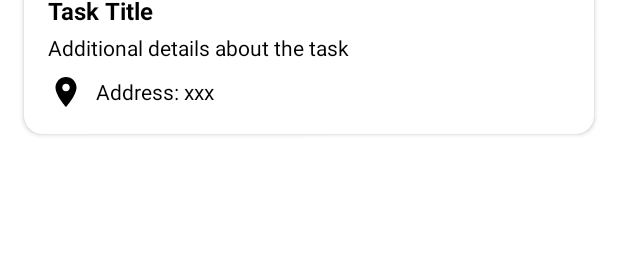
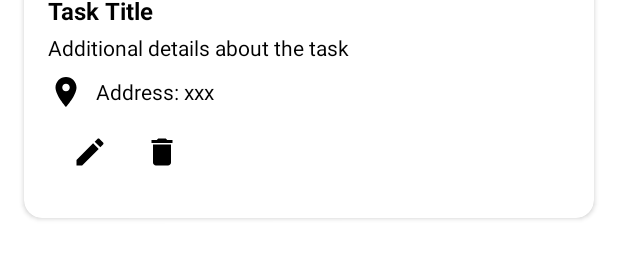
Before and after one commit to Forestocean37/Final-Project-Group-4, an Android app: the layout item_task_card.xml on its own in the app's theme, with its tools: preview values and no code run, on a phone screen of 412 x 824 dp. Shown: the part 116-375 px from the top of the screen. Run offline under Robolectric (Android 15) with nearby library versions, the light colour scheme and no system bars.

Commit message:
delete task complete

```diff
--- a/app/src/main/AndroidManifest.xml
+++ b/app/src/main/AndroidManifest.xml
@@ -4,7 +4,6 @@
 
     <uses-permission android:name="android.permission.INTERNET" />
     <uses-permission android:name="android.permission.ACCESS_NETWORK_STATE" />
-
 
     <application
         android:allowBackup="true"
@@ -16,6 +15,9 @@
         android:supportsRtl="true"
         android:theme="@style/Theme.FinalProjectGroup4"
         tools:targetApi="31">
+        <activity
+            android:name=".TaskEditActivity"
+            android:exported="false" />
         <activity
             android:name=".LoginActivity"
             android:exported="false" />
--- /dev/null
+++ b/app/src/main/res/drawable/ic_delete_rounded.xml
@@ -0,0 +1,5 @@
+<vector xmlns:android="http://schemas.android.com/apk/res/android" android:height="24dp" android:tint="#000000" android:viewportHeight="24" android:viewportWidth="24" android:width="24dp">
+
+    <path android:fillColor="@android:color/white" android:pathData="M6,19c0,1.1 0.9,2 2,2h8c1.1,0 2,-0.9 2,-2V7H6v12zM19,4h-3.5l-1,-1h-5l-1,1H5v2h14V4z"/>
+
+</vector>
--- /dev/null
+++ b/app/src/main/res/drawable/ic_edit_rounded.xml
@@ -0,0 +1,5 @@
+<vector xmlns:android="http://schemas.android.com/apk/res/android" android:height="24dp" android:tint="#000000" android:viewportHeight="24" android:viewportWidth="24" android:width="24dp">
+
+    <path android:fillColor="@android:color/white" android:pathData="M3,17.25V21h3.75L17.81,9.94l-3.75,-3.75L3,17.25zM20.71,7.04c0.39,-0.39 0.39,-1.02 0,-1.41l-2.34,-2.34c-0.39,-0.39 -1.02,-0.39 -1.41,0l-1.83,1.83 3.75,3.75 1.83,-1.83z"/>
+
+</vector>
--- a/app/src/main/res/layout/fragment_tasks.xml
+++ b/app/src/main/res/layout/fragment_tasks.xml
@@ -80,6 +80,7 @@
         android:layout_width="match_parent"
         android:layout_height="0dp"
         android:layout_marginTop="16dp"
+        android:paddingBottom="64dp"
         app:layout_constraintTop_toBottomOf="@id/calendar_view"
         app:layout_constraintBottom_toBottomOf="parent" />
 </androidx.constraintlayout.widget.ConstraintLayout>
--- a/app/src/main/res/layout/item_task_card.xml
+++ b/app/src/main/res/layout/item_task_card.xml
@@ -81,5 +81,34 @@
                 android:layout_marginStart="8dp" />
         </LinearLayout>
 
+        <LinearLayout
+            android:layout_width="wrap_content"
+            android:layout_height="wrap_content"
+            android:orientation="horizontal"
+            android:layout_gravity="center_vertical"
+            android:padding="8dp">
+
+            <!-- Edit Button -->
+            <ImageButton
+                android:id="@+id/btnEditTask"
+                android:layout_width="40dp"
+                android:layout_height="40dp"
+                android:background="?attr/selectableItemBackgroundBorderless"
+                android:contentDescription="Edit"
+                android:src="@drawable/ic_edit_rounded"
+                android:scaleType="centerInside"
+                android:layout_marginEnd="8dp" />
+
+            <!-- Delete Button -->
+            <ImageButton
+                android:id="@+id/btnDeleteTask"
+                android:layout_width="40dp"
+                android:layout_height="40dp"
+                android:background="?attr/selectableItemBackgroundBorderless"
+                android:contentDescription="Delete"
+                android:src="@drawable/ic_delete_rounded"
+                android:scaleType="centerInside" />
+        </LinearLayout>
+
     </LinearLayout>
 </androidx.cardview.widget.CardView>
```
Also changed, not shown: app/src/main/java/edu/neu/final_project_group_4/TaskEditActivity.java (added, +24 -0 lines), app/src/main/java/edu/neu/final_project_group_4/ui/tasks/TasksFragment.java (+43 -8 lines), app/src/main/res/layout/activity_task_edit.xml (added, +10 -0 lines).
